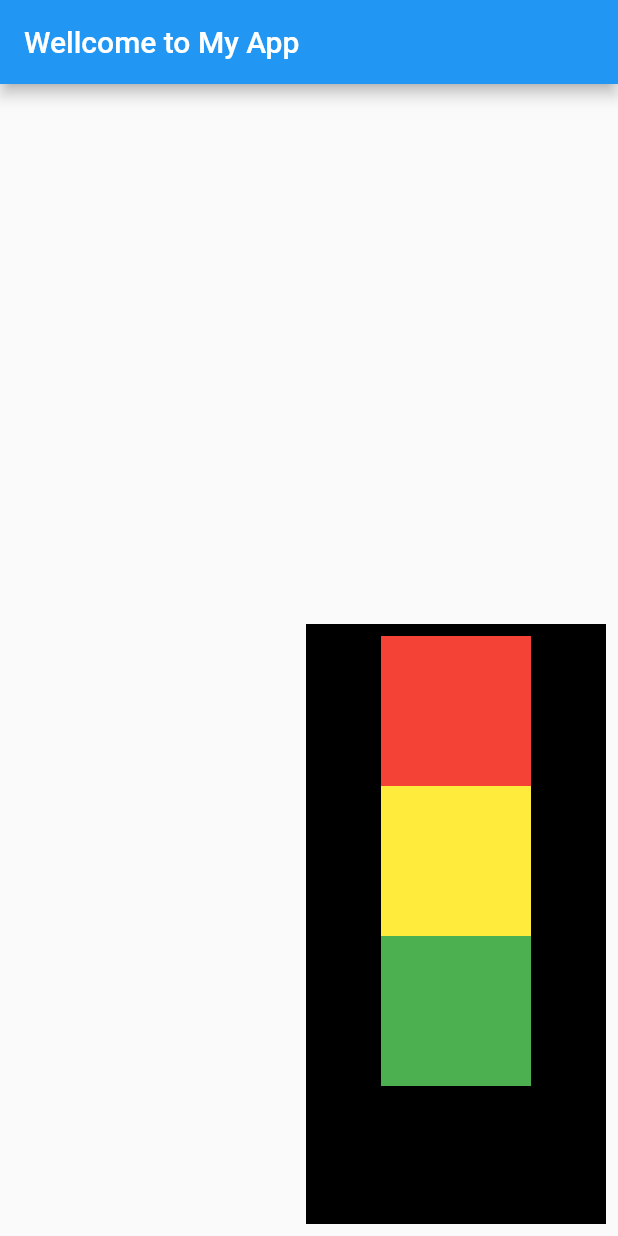
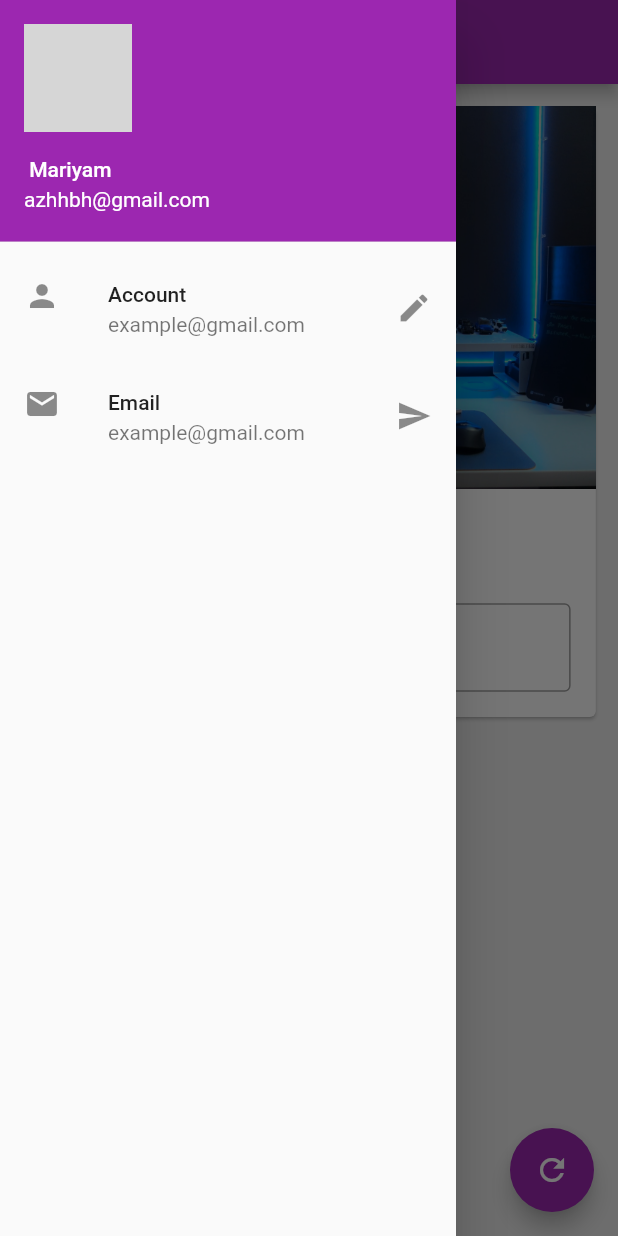
Before and after one commit to Mariyamahnoor95/30DayFlutter, a Flutter app: the screen it shows after launch, with the side drawer open (before the commit the screen has no drawer), on a phone screen of 412 x 824 dp. Run offline on Flutter 3.47's test engine with Material 2 defaults, Android fonts, the phone set to English and light mode, and no system bars; network calls fail; grey boxes are pictures that could not be loaded.

Commit message:
chap 3 completede

```diff
--- /dev/null
+++ b/lib/bg_image.dart
@@ -0,0 +1,15 @@
+import 'package:flutter/material.dart';
+
+class BgImage extends StatelessWidget {
+  const BgImage({super.key});
+
+  @override
+  Widget build(BuildContext context) {
+    return Image.asset(
+      "assets/computr.jpeg",
+      fit: BoxFit.cover,
+      // width: 800,
+      // height: 400,
+    );
+  }
+}
--- /dev/null
+++ b/lib/change_name_card.dart
@@ -0,0 +1,42 @@
+import 'package:flutter/material.dart';
+
+import 'bg_image.dart';
+
+class ChangeNameCard extends StatelessWidget {
+  const ChangeNameCard({
+    Key? key,
+    required this.mytext,
+    required TextEditingController nameController,
+  })  : _nameController = nameController,
+        super(key: key);
+
+  final String mytext;
+  final TextEditingController _nameController;
+
+  @override
+  Widget build(BuildContext context) {
+    return Column(children: [
+      BgImage(),
+      SizedBox(
+        height: 15,
+      ),
+      Text(
+        mytext,
+        style: TextStyle(fontSize: 25, fontWeight: FontWeight.bold),
+      ),
+      SizedBox(
+        height: 15,
+      ),
+      Padding(
+          padding: EdgeInsets.all(16.8),
+          child: TextField(
+            controller: _nameController,
+            keyboardType: TextInputType.text,
+            decoration: InputDecoration(
+                border: OutlineInputBorder(),
+                hintText: "enter somthing here",
+                labelText: "Name"),
+          ))
+    ]);
+  }
+}
--- /dev/null
+++ b/lib/drawer.dart
@@ -0,0 +1,42 @@
+import 'package:flutter/material.dart';
+
+class DrawerSide extends StatelessWidget {
+  const DrawerSide({super.key});
+
+  @override
+  Widget build(BuildContext context) {
+    return Drawer(
+      child: ListView(
+        padding: EdgeInsets.zero,
+        children: const [
+          // DrawerHeader(
+          //   child: Text(
+          //     "Dashboard: i m drawer",
+          //     style: TextStyle(color: Colors.white),
+          //   ),
+          //   decoration:
+          //       BoxDecoration(color: Color.fromARGB(255, 79, 46, 100)),
+//             // ),
+          UserAccountsDrawerHeader(
+              accountName: Text(" Mariyam"),
+              accountEmail: Text("azhhbh@gmail.com"),
+              currentAccountPicture: CircleAvatar(
+                backgroundImage: NetworkImage("hbjhbjhhj"),
+              )),
+          ListTile(
+            leading: Icon(Icons.person),
+            title: Text("Account"),
+            subtitle: Text("example@gmail.com"),
+            trailing: Icon(Icons.edit),
+          ),
+          ListTile(
+            leading: Icon(Icons.email),
+            title: Text("Email"),
+            subtitle: Text("example@gmail.com"),
+            trailing: Icon(Icons.send),
+          )
+        ],
+      ),
+    );
+  }
+}
--- a/lib/main.dart
+++ b/lib/main.dart
@@ -1,59 +1,10 @@
-import 'dart:ui';
-
+import 'package:awesome_app/pages/home_page.dart';
 import 'package:flutter/material.dart';
 
 void main() {
   runApp(MaterialApp(
     title: "Awesome App",
     home: HomePage(),
+    theme: ThemeData(primarySwatch: Colors.purple),
   ));
 }
-
-class HomePage extends StatelessWidget {
-  @override
-  Widget build(BuildContext context) {
-    return Scaffold(
-      appBar: AppBar(
-        title: Text("Wellcome to My App "),
-      ),
-      body: Padding(
-        padding: const EdgeInsets.all(8.0),
-        child: Align(
-          alignment: Alignment.bottomRight,
-          child: Container(
-            color: Colors.black,
-            width: 200,
-            height: 400,
-            child: Padding(
-              padding: const EdgeInsets.all(8.0),
-              child: Column(
-                mainAxisAlignment: MainAxisAlignment.start,
-                crossAxisAlignment: CrossAxisAlignment.center,
-                children: [
-                  Container(
-                    padding: const EdgeInsets.all(10),
-                    color: Colors.red,
-                    width: 100,
-                    height: 100,
-                  ),
-                  Container(
-                    padding: const EdgeInsets.all(10),
-                    color: Colors.yellow,
-                    width: 100,
-                    height: 100,
-                  ),
-                  Container(
-                    padding: const EdgeInsets.all(10),
-                    color: Colors.green,
-                    width: 100,
-                    height: 100,
-                  ),
-                ],
-              ),
-            ),
-          ),
-        ),
-      ),
-    );
-  }
-}
--- /dev/null
+++ b/lib/pages/home_page.dart
@@ -0,0 +1,45 @@
+import 'package:flutter/material.dart';
+
+import '../change_name_card.dart';
+import '../drawer.dart';
+
+class HomePage extends StatefulWidget {
+  @override
+  State<HomePage> createState() => _HomePageState();
+}
+
+class _HomePageState extends State<HomePage> {
+  TextEditingController _nameController = TextEditingController();
+  var mytext = "change me";
+  @override
+  void initState() {
+    super.initState();
+  }
+
+  @override
+  Widget build(BuildContext context) {
+    return Scaffold(
+      backgroundColor: Colors.grey[200],
+      appBar: AppBar(
+        title: const Text("Wellcome to My App "),
+      ),
+      body: Padding(
+        padding: const EdgeInsets.all(10.8),
+        child: SingleChildScrollView(
+          child: Card(
+            child:
+                ChangeNameCard(mytext: mytext, nameController: _nameController),
+          ),
+        ),
+      ),
+      drawer: DrawerSide(),
+      floatingActionButton: FloatingActionButton(
+        onPressed: () {
+          mytext = _nameController.text;
+          setState(() {});
+        },
+        child: Icon(Icons.refresh),
+      ),
+    );
+  }
+}
--- a/pubspec.yaml
+++ b/pubspec.yaml
@@ -60,8 +60,8 @@ flutter:
   uses-material-design: true
 
   # To add assets to your application, add an assets section, like this:
-  # assets:
-  #   - images/a_dot_burr.jpeg
+  assets:
+      - assets/
   #   - images/a_dot_ham.jpeg
 
   # An image asset can refer to one or more resolution-specific "variants", see
```
Also changed, not shown: assets/backg.jpeg (added), assets/camerasilver.jpeg (added), assets/computr.jpeg (added).
